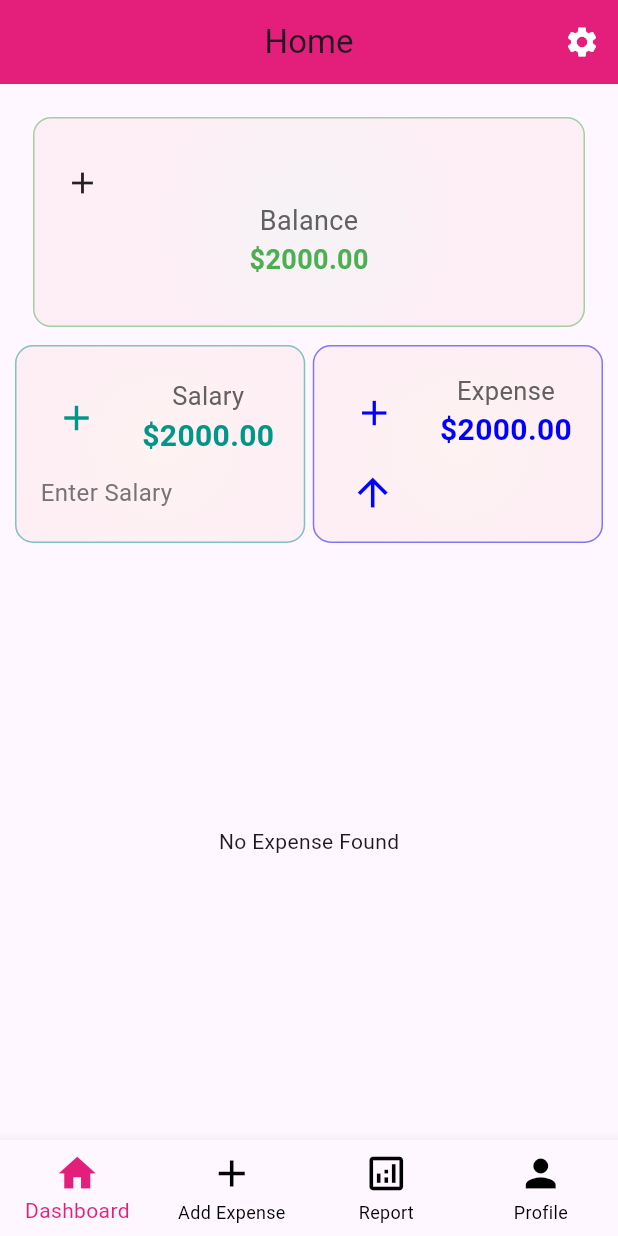
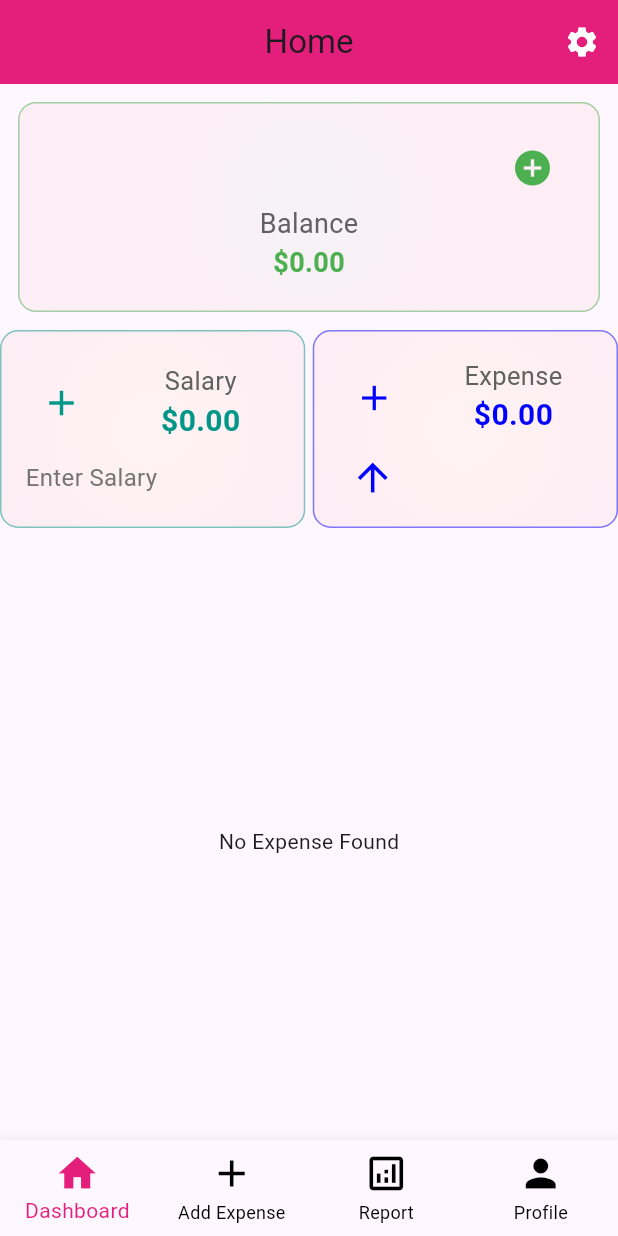
Before and after one commit to Arif-khan085/expanse_tracker, a Flutter app: the HomeScreen screen opened by its route, on a phone screen of 412 x 824 dp. Run offline on Flutter 3.47's test engine with Material 3 defaults, Android fonts, the phone set to English and light mode, and no system bars; our stand-ins replace cloud_firestore, firebase_auth, firebase_core, fl_chart, fluttertoast, get and 1 more; accounts and stored records are empty.

Commit message:
add balance

```diff
--- a/lib/res/components/add_balance.dart
+++ b/lib/res/components/add_balance.dart
@@ -9,6 +9,8 @@ class AddBalance extends StatelessWidget {
     super.key,
     required this.title,
     required this.balance,
+    required IconData icon,
+    required  onIconPressed,
   });
 
   @override
@@ -19,8 +21,8 @@ class AddBalance extends StatelessWidget {
       margin: const EdgeInsets.all(12),
       padding: const EdgeInsets.symmetric(vertical: 16, horizontal: 20),
       decoration: BoxDecoration(
-        gradient: RadialGradient(
-          colors: [Colors.green, Colors.red,],
+        gradient: const RadialGradient(
+          colors: [Colors.green, Colors.red],
           center: Alignment.center,
           radius: 0.8,
         ),
@@ -31,15 +33,21 @@ class AddBalance extends StatelessWidget {
         ),
         color: AppColors.greenColor.withOpacity(0.05),
       ),
-      child: Expanded(
       child: Column(
         mainAxisAlignment: MainAxisAlignment.center,
         children: [
           Row(
+            mainAxisAlignment: MainAxisAlignment.end,
             children: [
-                Icon(Icons.add),
+              IconButton(
+                icon: const Icon(Icons.add_circle, color: Colors.green, size: 28),
+                onPressed: () {
+                  // yahan apna function call karna
+                },
+              ),
             ],
           ),
+
           // Cart Title
           Text(
             title,
@@ -52,7 +60,7 @@ class AddBalance extends StatelessWidget {
           // Balance
           Text(
             "\$${balance.toStringAsFixed(2)}",
-              style: TextStyle(
+            style: const TextStyle(
               fontSize: 18,
               fontWeight: FontWeight.w600,
               color: Colors.green,
@@ -60,7 +68,6 @@ class AddBalance extends StatelessWidget {
           ),
         ],
       ),
-      ),
     );
   }
 }
--- a/lib/view/homescreen/homescreen.dart
+++ b/lib/view/homescreen/homescreen.dart
@@ -23,6 +23,11 @@ class _HomeScreenState extends State<HomeScreen> {
   String? uid;
   final Expanse expenseController = Get.put(Expanse());
 
+  // ✅ Local state for cards
+  double totalBalance = 0;
+  double totalSalary = 0;
+  double totalExpense = 0;
+
   @override
   void initState() {
     super.initState();
@@ -40,7 +45,8 @@ class _HomeScreenState extends State<HomeScreen> {
   Widget build(BuildContext context) {
     if (uid == null) {
       return const Scaffold(
-          body: Center(child: CircularProgressIndicator()));
+        body: Center(child: CircularProgressIndicator()),
+      );
     }
 
     return Scaffold(
@@ -50,29 +56,43 @@ class _HomeScreenState extends State<HomeScreen> {
       ),
       appBar: AppBar(
         actions: [
-          IconButton(onPressed: () {
+          IconButton(
+            onPressed: () {
               Get.to(SettingsView());
-          }, icon: Icon(Icons.settings, color: AppColors.whiteColor)),
+            },
+            icon: Icon(Icons.settings, color: AppColors.whiteColor),
+          ),
         ],
         automaticallyImplyLeading: false,
         backgroundColor: AppColors.cardColor,
         centerTitle: true,
         title: const Text('Home'),
       ),
-      body: Padding(
-        padding: const EdgeInsets.symmetric(vertical: 10, horizontal: 10),
-        child: Column(
+      body: Column(
         children: [
-            AddBalance(title: 'Balance', balance: 2000,),
+          // ✅ Balance Card with Add button
+          AddBalance(
+            title: 'Balance',
+            balance: totalBalance,
+            icon: Icons.add,
+            onIconPressed: () {
+              _showAddAmountDialog("Balance");
+            },
+          ),
+
+          // ✅ Salary + Expense Row
           Row(
             children: [
               Expanded(
                 child: BalanceItem(
                   footerText: 'Enter Salary',
                   title: 'Salary',
-                    amount: 2000,
+                  amount: totalSalary,
                   color: AppColors.tealColor,
-                    icon: Icons.add, onIconPressed: () {  },
+                  icon: Icons.add,
+                  onIconPressed: () {
+                    _showAddAmountDialog("Salary");
+                  },
                 ),
               ),
               const SizedBox(width: 5),
@@ -80,16 +100,19 @@ class _HomeScreenState extends State<HomeScreen> {
                 child: BalanceItem(
                   footerIcons: [Icons.arrow_upward],
                   title: 'Expense',
-                    amount: 2000,
+                  amount: totalExpense,
                   color: AppColors.blueColor,
-                    icon: Icons.add, onIconPressed: () {  },
+                  icon: Icons.add,
+                  onIconPressed: () {
+                    _showAddAmountDialog("Expense");
+                  },
                 ),
               ),
             ],
           ),
           const SizedBox(height: 10),
 
-            // 📌 Expense list
+          // 📌 Expense list (original code)
           Expanded(
             child: StreamBuilder<QuerySnapshot>(
               stream: FirebaseFirestore.instance
@@ -120,7 +143,7 @@ class _HomeScreenState extends State<HomeScreen> {
                             onPressed: () {
                               Get.to(() => AllExpensesScreen(uid: uid!));
                             },
-                              child: Text("See All"),
+                            child: const Text("See All"),
                           ),
                       ],
                     ),
@@ -129,9 +152,8 @@ class _HomeScreenState extends State<HomeScreen> {
                       child: ListView.builder(
                         itemCount: limitedExpenses.length,
                         itemBuilder: (context, index) {
-                            var exp = limitedExpenses[index].data() as Map<
-                                String,
-                                dynamic>;
+                          var exp =
+                          limitedExpenses[index].data() as Map<String, dynamic>;
 
                           return Card(
                             margin: const EdgeInsets.symmetric(
@@ -151,18 +173,64 @@ class _HomeScreenState extends State<HomeScreen> {
                         },
                       ),
                     ),
-
-                      // 📌 "See All" button
-
                   ],
                 );
               },
             ),
           ),
-
         ],
-        ),
       ),
     );
   }
+
+  // ✅ Add Amount Dialog
+  void _showAddAmountDialog(String type) {
+    final TextEditingController amountController = TextEditingController();
+
+    showDialog(
+      context: context,
+      builder: (context) {
+        return AlertDialog(
+          title: Text("Add $type"),
+          content: TextField(
+            controller: amountController,
+            keyboardType: TextInputType.number,
+            decoration: const InputDecoration(
+              labelText: "Enter Amount",
+              border: OutlineInputBorder(),
+            ),
+          ),
+          actions: [
+            TextButton(
+              child: const Text("Cancel"),
+              onPressed: () => Navigator.pop(context),
+            ),
+            ElevatedButton(
+              child: const Text("Save"),
+              onPressed: () {
+                final amount =
+                    double.tryParse(amountController.text.trim()) ?? 0;
+
+                if (amount > 0) {
+                  setState(() {
+                    if (type == "Salary") {
+                      totalSalary += amount;
+                      totalBalance += amount;
+                    } else if (type == "Expense") {
+                      totalExpense += amount;
+                      totalBalance -= amount;
+                    } else if (type == "Balance") {
+                      totalBalance += amount; // ✅ Balance bhi add hoga
                     }
+                  });
+                }
+
+                Navigator.pop(context);
+              },
+            ),
+          ],
+        );
+      },
+    );
+  }
+}
```
Lines whose indentation alone changed are shown as unchanged.
